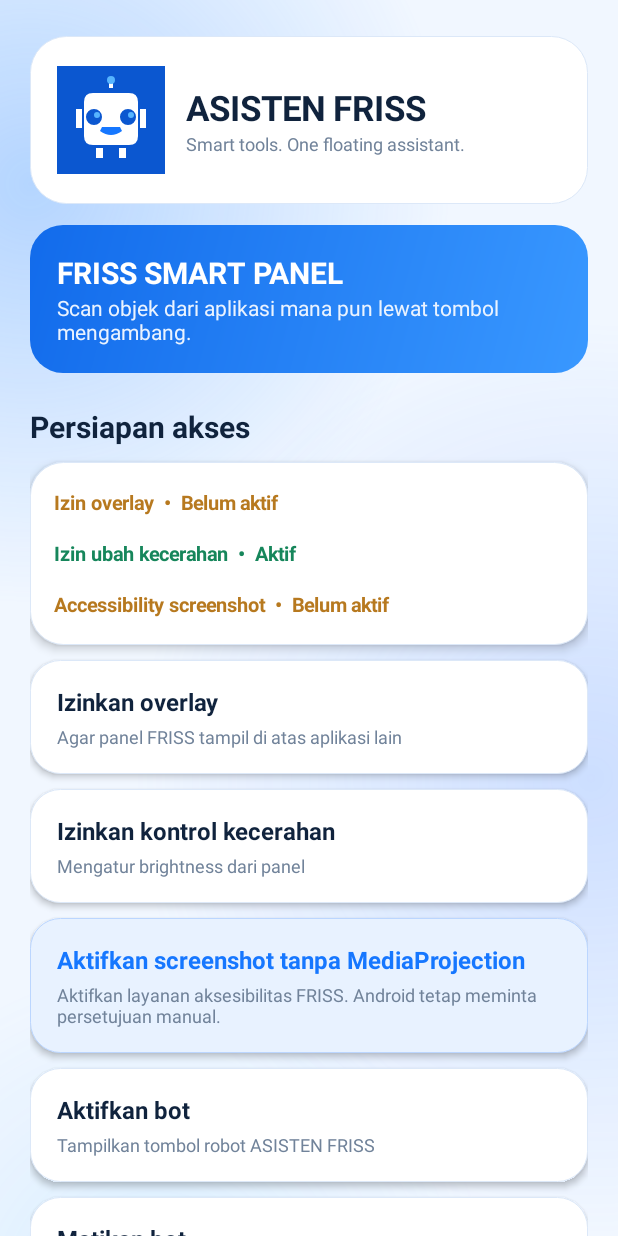
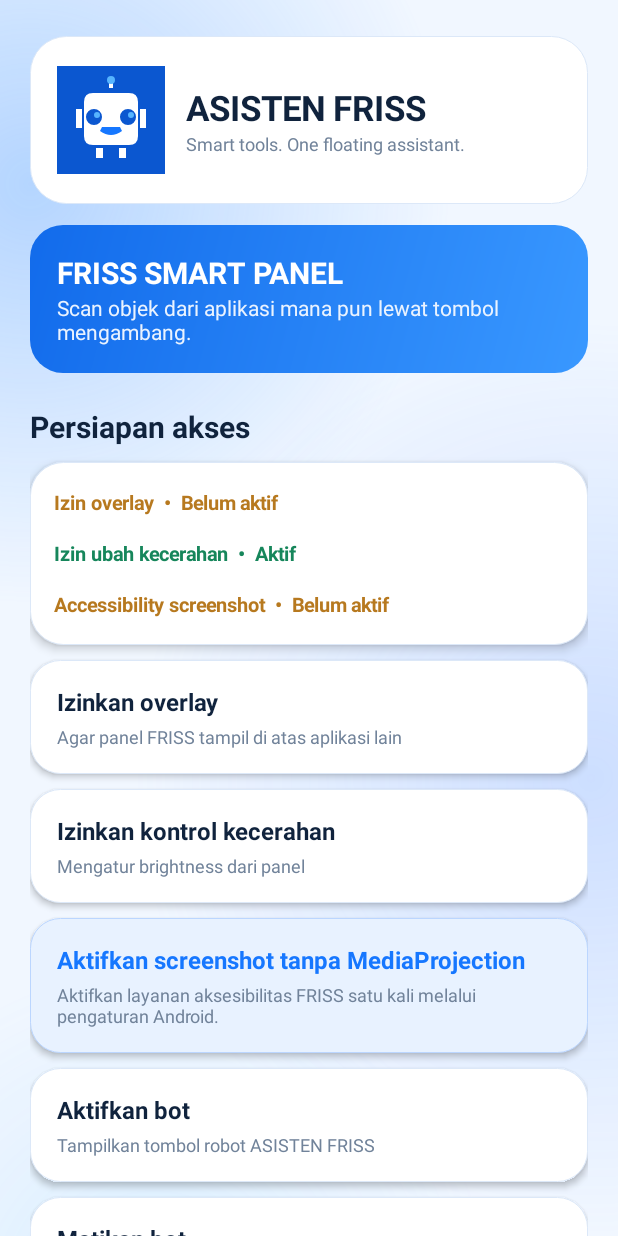
Before and after one commit to farisnesia1-coder/frisbotapk, an Android app: the screen it shows after launch (MainActivity), on a phone screen of 412 x 824 dp. Run offline under Robolectric (Android 15) with nearby library versions, the phone set to English and light mode, and no system bars.

Commit message:
Fix Accessibility enabled status and avoid repeat activation

```diff
--- a/overrides/app/src/main/java/id/friss/assist/MainActivity.kt
+++ b/overrides/app/src/main/java/id/friss/assist/MainActivity.kt
@@ -2,6 +2,7 @@ package id.friss.assist
 
 import android.app.Activity
 import android.content.Intent
+import android.content.ComponentName
 import android.net.Uri
 import android.os.Build
 import android.os.Bundle
@@ -78,8 +79,13 @@ class MainActivity : Activity() {
         action(page, "Izinkan kontrol kecerahan", "Mengatur brightness dari panel") {
             startActivity(Intent(Settings.ACTION_MANAGE_WRITE_SETTINGS, Uri.parse("package:$packageName")))
         }
-        action(page, "Aktifkan screenshot tanpa MediaProjection", "Aktifkan layanan aksesibilitas FRISS. Android tetap meminta persetujuan manual.", true) {
-            startActivity(Intent(Settings.ACTION_ACCESSIBILITY_SETTINGS))
+        action(page, if (isAccessibilityEnabled()) "Accessibility sudah aktif" else "Aktifkan screenshot tanpa MediaProjection",
+            if (isAccessibilityEnabled()) "Izin tersimpan. Tidak perlu diaktifkan ulang setiap kali scan." else "Aktifkan layanan aksesibilitas FRISS satu kali melalui pengaturan Android.", true) {
+            if (isAccessibilityEnabled()) {
+                Toast.makeText(this, "Accessibility FRISS sudah aktif.", Toast.LENGTH_SHORT).show()
+            } else {
+                startActivity(Intent(Settings.ACTION_ACCESSIBILITY_SETTINGS))
+            }
         }
         action(page, "Aktifkan bot", "Tampilkan tombol robot ASISTEN FRISS") {
             if (!Settings.canDrawOverlays(this)) {
@@ -103,9 +109,12 @@ class MainActivity : Activity() {
 
     private fun isAccessibilityEnabled(): Boolean {
         val manager = getSystemService(ACCESSIBILITY_SERVICE) as AccessibilityManager
-        val expected = "$packageName/id.friss.assist.AccessibilityCaptureService"
+        val target = ComponentName(this, AccessibilityCaptureService::class.java)
         return manager.getEnabledAccessibilityServiceList(android.accessibilityservice.AccessibilityServiceInfo.FEEDBACK_ALL_MASK)
-            .any { it.resolveInfo.serviceInfo.let { info -> "${info.packageName}/${info.name}" == expected } }
+            .any { service ->
+                val info = service.resolveInfo.serviceInfo
+                info.packageName == target.packageName && info.name == target.className
+            }
     }
 
     private fun card() = LinearLayout(this).apply {
```
